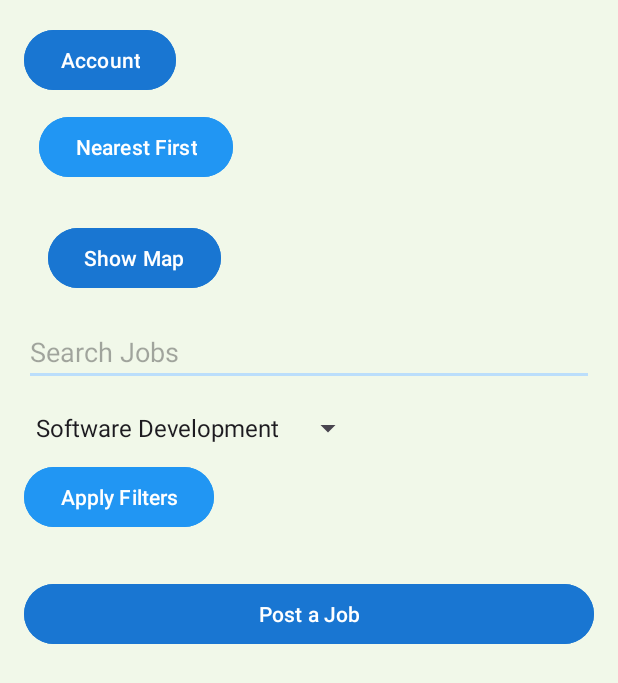
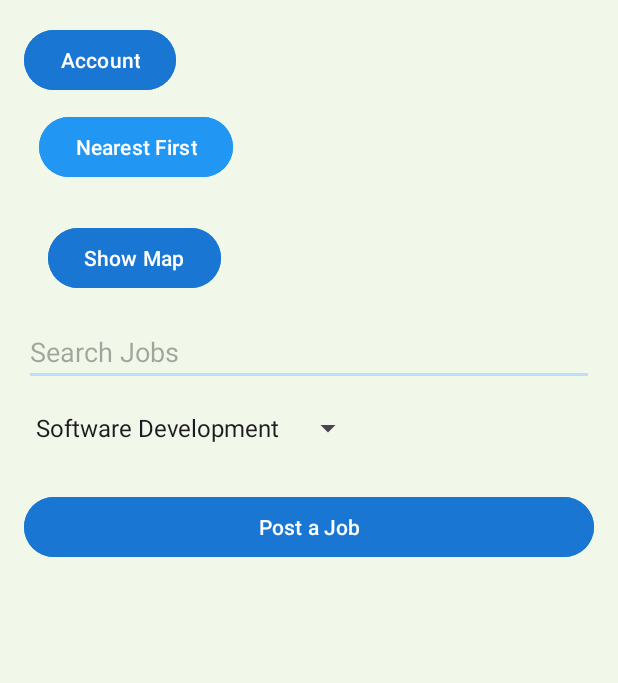
Before and after one commit to hayk548/LocalJobs, an Android app: the JobsActivity screen opened directly, with no data from a screen before it, on a phone screen of 412 x 824 dp. Shown: the top 683 px of the screen. Run offline under Robolectric (Android 15) with nearby library versions, the phone set to English and light mode, and no system bars; our stand-ins replace Firebase (no records; nobody signed in at launch, a user with empty details on screens opened directly).

Commit message:
changes in code

```diff
--- a/app/src/main/java/com/example/localjobs/AccountActivity.java
+++ b/app/src/main/java/com/example/localjobs/AccountActivity.java
@@ -37,7 +37,6 @@ public class AccountActivity extends AppCompatActivity {
         super.onCreate(savedInstanceState);
         setContentView(R.layout.activity_account);
 
-        // Initialize Firebase
         mAuth = FirebaseAuth.getInstance();
         db = FirebaseFirestore.getInstance();
         storage = FirebaseStorage.getInstance();
@@ -51,7 +50,6 @@ public class AccountActivity extends AppCompatActivity {
         btnUploadResume = findViewById(R.id.btnUploadResume);
         imageViewProfile = findViewById(R.id.imageViewProfile);
 
-        // Retrieve username from intent if available
         String usernameFromIntent = getIntent().getStringExtra("username");
 
         if (usernameFromIntent != null && !usernameFromIntent.isEmpty()) {
@@ -60,7 +58,6 @@ public class AccountActivity extends AppCompatActivity {
             loadUserData();
         }
 
-        // Update username
         btnSaveUsername.setOnClickListener(v -> {
             String username = editTextUsername.getText().toString().trim();
             if (!TextUtils.isEmpty(username)) {
@@ -70,7 +67,6 @@ public class AccountActivity extends AppCompatActivity {
             }
         });
 
-        // Change password
         btnChangePassword.setOnClickListener(v -> {
             String newPassword = editTextNewPassword.getText().toString().trim();
             if (!TextUtils.isEmpty(newPassword) && newPassword.length() >= 6) {
--- a/app/src/main/java/com/example/localjobs/Job.java
+++ b/app/src/main/java/com/example/localjobs/Job.java
@@ -5,17 +5,15 @@ public class Job {
     private String title;
     private String description;
     private String location;
-    private String category;  // Add category field
+    private String category;
     private String date;
     private String userId;
     private double latitude;
     private double longitude;
 
     public Job() {
-        // You can initialize the fields with default values if needed.
     }
 
-    // Constructor with all fields
     public Job(String jobId, String title, String description, String location, String date,
                String userId, double latitude, double longitude, String category) {
         this.jobId = jobId;
@@ -29,7 +27,6 @@ public class Job {
         this.category = category;
     }
 
-    // Getters and Setters
     public String getJobId() {
         return jobId;
     }
--- a/app/src/main/java/com/example/localjobs/JobAdapter.java
+++ b/app/src/main/java/com/example/localjobs/JobAdapter.java
@@ -34,7 +34,7 @@ public class JobAdapter extends RecyclerView.Adapter<JobAdapter.JobViewHolder> {
     }
     public void updateJobList(List<Job> updatedJobList) {
         this.jobList = updatedJobList;
-        notifyDataSetChanged();  // Notify the adapter that the data has changed
+        notifyDataSetChanged();
     }
 
     @Override
@@ -53,7 +53,6 @@ public class JobAdapter extends RecyclerView.Adapter<JobAdapter.JobViewHolder> {
             holder.jobDescription.setText(job.getDescription());
         }
 
-        // Show edit & delete buttons only for the job creator
         if (job.getUserId() != null && job.getUserId().equals(currentUserId)) {
             holder.editButton.setVisibility(View.VISIBLE);
             holder.deleteButton.setVisibility(View.VISIBLE);
@@ -62,27 +61,18 @@ public class JobAdapter extends RecyclerView.Adapter<JobAdapter.JobViewHolder> {
             holder.deleteButton.setVisibility(View.GONE);
         }
 
-
-        // Set up Apply button
         holder.applyButton.setOnClickListener(v -> {
-            // Handle job application (can navigate to a new activity or submit data)
         });
 
-        // Set up Edit button
         holder.editButton.setOnClickListener(v -> {
-            // Edit functionality (Open Edit Job Activity or directly edit)
-            // Example: Open an Edit Job Activity
             Intent editIntent = new Intent(context, EditJobActivity.class);
             editIntent.putExtra("jobId", job.getJobId());
             context.startActivity(editIntent);
         });
 
-        // Set up Delete button
         holder.deleteButton.setOnClickListener(v -> {
-            // Delete job from Firestore
             db.collection("jobs").document(job.getJobId()).delete()
                     .addOnSuccessListener(aVoid -> {
-                        // Remove from the list and notify adapter
                         jobList.remove(position);
                         notifyItemRemoved(position);
                         Toast.makeText(context, "Job deleted successfully", Toast.LENGTH_SHORT).show();
--- a/app/src/main/java/com/example/localjobs/JobsActivity.java
+++ b/app/src/main/java/com/example/localjobs/JobsActivity.java
@@ -7,7 +7,6 @@ import android.location.Location;
 import android.os.Bundle;
 import android.text.Editable;
 import android.text.TextWatcher;
-import android.util.Log;
 import android.view.View;
 import android.widget.AdapterView;
 import android.widget.Button;
@@ -21,10 +20,8 @@ import androidx.recyclerview.widget.LinearLayoutManager;
 import androidx.recyclerview.widget.RecyclerView;
 import com.google.android.gms.location.FusedLocationProviderClient;
 import com.google.android.gms.location.LocationServices;
-import com.google.firebase.auth.FirebaseAuth;
 import com.google.firebase.firestore.FirebaseFirestore;
 import com.google.firebase.firestore.QueryDocumentSnapshot;
-import com.google.firebase.messaging.FirebaseMessaging;
 
 import java.util.ArrayList;
 import java.util.List;
@@ -41,7 +38,7 @@ public class JobsActivity extends AppCompatActivity {
     private boolean sortByNearest = true;
     private static final int LOCATION_PERMISSION_REQUEST = 1;
     private EditText searchBar;
-    private Spinner filterSpinner; // Spinner for filtering by category
+    private Spinner filterSpinner;
 
     @Override
     protected void onCreate(Bundle savedInstanceState) {
@@ -53,7 +50,7 @@ public class JobsActivity extends AppCompatActivity {
         btnSortJobs = findViewById(R.id.btnSortJobs);
         jobsRecyclerView = findViewById(R.id.jobsRecyclerView);
         searchBar = findViewById(R.id.search_bar);
-        filterSpinner = findViewById(R.id.spinnerFilter); // Initialize the spinner
+        filterSpinner = findViewById(R.id.spinnerFilter);
 
         db = FirebaseFirestore.getInstance();
         jobList = new ArrayList<>();
@@ -83,14 +80,12 @@ public class JobsActivity extends AppCompatActivity {
             startActivity(intent);
         });
 
-        // Add text watcher for search functionality
         searchBar.addTextChangedListener(new TextWatcher() {
             @Override
             public void beforeTextChanged(CharSequence charSequence, int start, int count, int after) {}
 
             @Override
             public void onTextChanged(CharSequence charSequence, int start, int before, int count) {
-                // Trigger the search whenever the text changes
                 loadJobs();
             }
 
@@ -98,20 +93,16 @@ public class JobsActivity extends AppCompatActivity {
             public void afterTextChanged(Editable editable) {}
         });
 
-        // Add spinner item selection listener for filtering by category
         filterSpinner.setOnItemSelectedListener(new AdapterView.OnItemSelectedListener() {
             @Override
             public void onItemSelected(AdapterView<?> parentView, View selectedItemView, int position, long id) {
-                loadJobs(); // Load jobs whenever filter is selected
+                loadJobs();
             }
 
             @Override
-            public void onNothingSelected(AdapterView<?> parentView) {
-                // Do nothing if no filter is selected
-            }
+            public void onNothingSelected(AdapterView<?> parentView) {}
         });
 
-        // Populate the spinner with job categories (you can modify this list as needed)
         ArrayAdapter<CharSequence> adapter = ArrayAdapter.createFromResource(this,
                 R.array.job_categories, android.R.layout.simple_spinner_item);
         adapter.setDropDownViewResource(android.R.layout.simple_spinner_dropdown_item);
@@ -134,7 +125,7 @@ public class JobsActivity extends AppCompatActivity {
             if (location != null) {
                 userLat = location.getLatitude();
                 userLng = location.getLongitude();
-                loadJobs(); // Load jobs after getting location
+                loadJobs();
             }
         });
     }
@@ -148,20 +139,13 @@ public class JobsActivity extends AppCompatActivity {
                     jobList.add(job);
                 }
 
-                // Get the selected category from the spinner
                 String selectedCategory = filterSpinner.getSelectedItem().toString().toLowerCase().trim();
                 String searchQuery = searchBar.getText().toString().toLowerCase().trim();
 
-                // Log search and filter values to help with debugging
-                Log.d("JobSearch", "Search Query: " + searchQuery);
-                Log.d("JobSearch", "Selected Category: " + selectedCategory);
-
-                // Apply both search and filter conditions
                 List<Job> filteredList = new ArrayList<>();
                 for (Job job : jobList) {
                     boolean matchesSearch = false;
 
-                    // Null checks before calling toLowerCase()
                     if (job.getTitle() != null && job.getTitle().toLowerCase().contains(searchQuery)) {
                         matchesSearch = true;
                     } else if (job.getDescription() != null && job.getDescription().toLowerCase().contains(searchQuery)) {
@@ -170,40 +154,30 @@ public class JobsActivity extends AppCompatActivity {
                         matchesSearch = true;
                     }
 
-                    // Apply the category filter independently of the search
                     boolean matchesCategory = selectedCategory.equals("all") || (job.getCategory() != null && job.getCategory().toLowerCase().contains(selectedCategory));
 
-                    // If job matches either search or category filter, add it to the filtered list
                     if ((matchesSearch || searchQuery.isEmpty()) && matchesCategory) {
                         filteredList.add(job);
                     }
                 }
 
-                // If there is a search query or selected category, use the filtered list; otherwise, keep all jobs
                 if (!searchQuery.isEmpty() || !selectedCategory.equals("all")) {
                     jobList = filteredList;
                 }
 
-                // Sort jobs by distance
                 jobList.sort((job1, job2) -> {
                     double distance1 = calculateDistance(userLat, userLng, job1.getLatitude(), job1.getLongitude());
                     double distance2 = calculateDistance(userLat, userLng, job2.getLatitude(), job2.getLongitude());
                     return sortByNearest ? Double.compare(distance1, distance2) : Double.compare(distance2, distance1);
                 });
 
-                // Update the adapter with the filtered/sorted list
-                jobAdapter.updateJobList(jobList);  // Ensure you have a method like `updateJobList` in your adapter
-            } else {
-                Log.e("JobSearch", "Error loading jobs", task.getException());
+                jobAdapter.updateJobList(jobList);
             }
         });
     }
 
-
-
-
     private double calculateDistance(double userLat, double userLng, double jobLat, double jobLng) {
-        final int R = 6371; // Earth radius in km
+        final int R = 6371;
         double latDistance = Math.toRadians(jobLat - userLat);
         double lonDistance = Math.toRadians(jobLng - userLng);
         double a = Math.sin(latDistance / 2) * Math.sin(latDistance / 2)
--- a/app/src/main/java/com/example/localjobs/MainActivity.java
+++ b/app/src/main/java/com/example/localjobs/MainActivity.java
@@ -90,12 +90,10 @@ public class MainActivity extends AppCompatActivity {
                             db.collection("users").document(userId).get()
                                     .addOnSuccessListener(documentSnapshot -> {
                                         if (documentSnapshot.exists()) {
-                                            // User exists, proceed to JobsActivity
                                             Intent intent = new Intent(MainActivity.this, JobsActivity.class);
                                             startActivity(intent);
                                             finish();
                                         } else {
-                                            // User does not exist, create user document
                                             createUserDocument(userId, userEmail);
                                             Intent intent = new Intent(MainActivity.this, JobsActivity.class);
                                             startActivity(intent);
@@ -145,7 +143,7 @@ public class MainActivity extends AppCompatActivity {
         }
     }
     private void createUserDocument(String userId, String email) {
-        User newUser = new User(userId, email, ""); // You can add a username or other fields if needed
+        User newUser = new User(userId, email, "");
         Log.d("MainActivity", "Creating user document for " + userId);
 
         db.collection("users").document(userId)
--- a/app/src/main/java/com/example/localjobs/SignUpActivity.java
+++ b/app/src/main/java/com/example/localjobs/SignUpActivity.java
@@ -31,7 +31,7 @@ public class SignUpActivity extends AppCompatActivity {
 
         email = findViewById(R.id.email);
         password = findViewById(R.id.password);
-        confirmPassword = findViewById(R.id.confirmPassword); // Confirm password field
+        confirmPassword = findViewById(R.id.confirmPassword);
         signupButton = findViewById(R.id.signupButton);
 
         db = FirebaseFirestore.getInstance();
--- a/app/src/main/java/com/example/localjobs/User.java
+++ b/app/src/main/java/com/example/localjobs/User.java
@@ -6,18 +6,16 @@ public class User {
     private String username;
     private String profileImage;
 
-    // Default constructor required for Firestore
     public User() {
+
     }
 
-    // Constructor to initialize user data
     public User(String userId, String username, String profileImage) {
         this.userId = userId;
         this.username = username;
         this.profileImage = profileImage;
     }
 
-    // Getters and setters for each field
     public String getUserId() {
         return userId;
     }
--- a/app/src/main/java/com/example/localjobs/WaitingForEmailActivity.java
+++ b/app/src/main/java/com/example/localjobs/WaitingForEmailActivity.java
@@ -72,7 +72,7 @@ public class WaitingForEmailActivity extends AppCompatActivity {
         user.reload().addOnCompleteListener(task -> {
             if (user.isEmailVerified()) {
                 Toast.makeText(this, "Email Verified!", Toast.LENGTH_SHORT).show();
-                startActivity(new Intent(this, MainActivity.class)); // Go to next activity
+                startActivity(new Intent(this, MainActivity.class));
                 finish();
             } else {
                 Toast.makeText(this, "Email Not Verified. Please check your inbox.", Toast.LENGTH_SHORT).show();
--- a/app/src/main/res/layout/activity_edit_job.xml
+++ b/app/src/main/res/layout/activity_edit_job.xml
@@ -5,7 +5,6 @@
     android:background="#F1F8E9"
     android:padding="16dp">
 
-    <!-- Job Title EditText -->
     <EditText
         android:id="@+id/titleEditText"
         android:layout_width="match_parent"
@@ -14,7 +13,6 @@
         android:textColor="#000000"
         android:backgroundTint="#BBDEFB" />
 
-    <!-- Job Description EditText -->
     <EditText
         android:id="@+id/descriptionEditText"
         android:layout_width="match_parent"
@@ -23,7 +21,7 @@
         android:textColor="#000000"
         android:backgroundTint="#BBDEFB" />
 
-    <!-- Job Category EditText -->
+
     <EditText
         android:id="@+id/categoryEditText"
         android:layout_width="match_parent"
@@ -32,7 +30,6 @@
         android:textColor="#000000"
         android:backgroundTint="#BBDEFB" />
 
-    <!-- Save Changes Button -->
     <Button
         android:id="@+id/saveButton"
         android:layout_width="match_parent"
--- a/app/src/main/res/layout/activity_jobs.xml
+++ b/app/src/main/res/layout/activity_jobs.xml
@@ -5,7 +5,6 @@
     android:background="#F1F8E9"
     android:padding="16dp">
 
-    <!-- Account Button -->
     <Button
         android:id="@+id/accountButton"
         android:layout_width="wrap_content"
@@ -14,7 +13,6 @@
         android:textColor="#FFFFFF"
         android:backgroundTint="#1976D2" />
 
-    <!-- Nearest First Button -->
     <Button
         android:id="@+id/btnSortJobs"
         android:layout_width="wrap_content"
@@ -24,7 +22,6 @@
         android:backgroundTint="#2196F3"
         android:layout_margin="10dp" />
 
-    <!-- Show Map Button -->
     <Button
         android:id="@+id/openMapButton"
         android:layout_width="wrap_content"
@@ -35,7 +32,6 @@
         android:layout_margin="16dp"
         android:layout_marginLeft="0dp" />
 
-    <!-- Search Bar -->
     <EditText
         android:id="@+id/search_bar"
         android:layout_width="match_parent"
@@ -45,24 +41,12 @@
         android:backgroundTint="#BBDEFB"
         android:inputType="text" />
 
-    <!-- Filter Spinner -->
     <Spinner
         android:id="@+id/spinnerFilter"
         android:layout_width="wrap_content"
         android:layout_height="wrap_content"
         android:layout_marginTop="16dp" />
 
-    <!-- Apply Filters Button -->
-    <Button
-        android:id="@+id/btnApplyFilters"
-        android:layout_width="wrap_content"
-        android:layout_height="wrap_content"
-        android:text="Apply Filters"
-        android:textColor="#FFFFFF"
-        android:backgroundTint="#2196F3"
-        android:layout_marginTop="10dp" />
-
-    <!-- Post a Job Button -->
     <Button
         android:id="@+id/postJobButton"
         android:layout_width="match_parent"
@@ -72,7 +56,6 @@
         android:backgroundTint="#1976D2"
         android:layout_marginTop="30dp" />
 
-    <!-- RecyclerView for Jobs -->
     <androidx.recyclerview.widget.RecyclerView
         android:id="@+id/jobsRecyclerView"
         android:layout_width="match_parent"
--- a/app/src/main/res/layout/activity_main.xml
+++ b/app/src/main/res/layout/activity_main.xml
@@ -6,7 +6,6 @@
     android:padding="24dp"
     android:background="#F1F8E9">
 
-    <!-- Email EditText -->
     <EditText
         android:id="@+id/email"
         android:layout_width="match_parent"
@@ -18,7 +17,6 @@
         android:padding="16dp"
         android:layout_marginBottom="16dp"/>
 
-    <!-- Password EditText -->
     <EditText
         android:id="@+id/password"
         android:layout_width="match_parent"
@@ -30,7 +28,6 @@
         android:padding="16dp"
         android:layout_marginBottom="16dp"/>
 
-    <!-- Remember Me Checkbox -->
     <CheckBox
         android:id="@+id/rememberMeCheckbox"
         android:layout_width="wrap_content"
@@ -39,7 +36,6 @@
         android:textColor="#1976D2"
         android:layout_marginBottom="24dp"/>
 
-    <!-- Login Button -->
     <Button
         android:id="@+id/loginButton"
         android:layout_width="match_parent"
@@ -50,7 +46,6 @@
         android:padding="16dp"
         android:layout_marginBottom="16dp"/>
 
-    <!-- Sign Up Button -->
     <Button
         android:id="@+id/signupButton"
         android:layout_width="match_parent"
--- a/app/src/main/res/layout/activity_post_job.xml
+++ b/app/src/main/res/layout/activity_post_job.xml
@@ -7,7 +7,6 @@
     android:padding="24dp"
     android:background="#F1F8E9">
 
-    <!-- Job Title EditText -->
     <EditText
         android:id="@+id/jobTitle"
         android:layout_width="match_parent"
@@ -18,7 +17,6 @@
         android:padding="16dp"
         android:layout_marginBottom="16dp" />
 
-    <!-- Job Description EditText -->
     <EditText
         android:id="@+id/jobDescription"
         android:layout_width="match_parent"
@@ -29,7 +27,6 @@
         android:padding="16dp"
         android:layout_marginBottom="16dp" />
 
-    <!-- Job Location EditText -->
     <EditText
         android:id="@+id/jobLocation"
         android:layout_width="match_parent"
@@ -40,7 +37,6 @@
         android:padding="16dp"
         android:layout_marginBottom="16dp" />
 
-    <!-- Job Date EditText -->
     <EditText
         android:id="@+id/jobDate"
         android:layout_width="match_parent"
@@ -52,14 +48,12 @@
         android:padding="16dp"
         android:layout_marginBottom="16dp" />
 
-    <!-- Job Category Spinner -->
     <Spinner
         android:id="@+id/job_category"
         android:layout_width="match_parent"
         android:layout_height="wrap_content"
         android:layout_marginBottom="16dp" />
 
-    <!-- Post Job Button -->
     <Button
         android:id="@+id/postJobButton"
         android:layout_width="match_parent"
--- a/app/src/main/res/layout/activity_signup.xml
+++ b/app/src/main/res/layout/activity_signup.xml
@@ -6,7 +6,6 @@
     android:padding="24dp"
     android:background="#F1F8E9">
 
-    <!-- Email EditText -->
     <EditText
         android:id="@+id/email"
         android:layout_width="match_parent"
@@ -17,7 +16,6 @@
         android:padding="16dp"
         android:layout_marginBottom="16dp" />
 
-    <!-- Password EditText -->
     <EditText
         android:id="@+id/password"
         android:layout_width="match_parent"
@@ -29,7 +27,6 @@
         android:padding="16dp"
         android:layout_marginBottom="16dp" />
 
-    <!-- Confirm Password EditText -->
     <EditText
         android:id="@+id/confirmPassword"
         android:layout_width="match_parent"
@@ -41,7 +38,6 @@
         android:padding="16dp"
         android:layout_marginBottom="16dp" />
 
-    <!-- Sign Up Button -->
     <Button
         android:id="@+id/signupButton"
         android:layout_width="match_parent"
--- a/app/src/main/res/layout/activity_waiting_for_email.xml
+++ b/app/src/main/res/layout/activity_waiting_for_email.xml
@@ -5,7 +5,6 @@
     android:padding="24dp"
     android:background="#F1F8E9">
 
-    <!-- Waiting Text -->
     <TextView
         android:id="@+id/tvWaiting"
         android:layout_width="wrap_content"
@@ -16,7 +15,6 @@
         android:layout_centerHorizontal="true"
         android:layout_marginTop="50dp" />
 
-    <!-- ProgressBar -->
     <ProgressBar
         android:id="@+id/progressBar"
         android:layout_width="wrap_content"
@@ -26,7 +24,6 @@
         android:layout_marginTop="20dp"
         android:indeterminateTint="#1976D2"/>
 
-    <!-- Timer Text -->
     <TextView
         android:id="@+id/timerTextView"
         android:layout_width="wrap_content"
@@ -38,7 +35,6 @@
         android:layout_below="@id/progressBar"
         android:layout_marginTop="20dp" />
 
-    <!-- Check Verification Button -->
     <Button
         android:id="@+id/checkVerificationButton"
         android:layout_width="wrap_content"
@@ -52,7 +48,6 @@
         android:layout_below="@id/timerTextView"
         android:layout_marginTop="20dp" />
 
-    <!-- Resend Email Button -->
     <Button
         android:id="@+id/resendEmailButton"
         android:layout_width="wrap_content"
--- a/app/src/main/res/layout/item_job.xml
+++ b/app/src/main/res/layout/item_job.xml
@@ -7,7 +7,6 @@
     android:background="#FFFFFF"
     android:elevation="2dp">
 
-    <!-- Job Title -->
     <TextView
         android:id="@+id/jobTitle"
         android:layout_width="wrap_content"
@@ -18,7 +17,6 @@
         android:textStyle="bold"
         android:layout_marginBottom="6dp" />
 
-    <!-- Job Category -->
     <TextView
         android:id="@+id/jobCategory"
         android:layout_width="wrap_content"
@@ -28,7 +26,6 @@
         android:textColor="#888888"
         android:layout_marginBottom="6dp" />
 
-    <!-- Job Description -->
     <TextView
         android:id="@+id/jobDescription"
         android:layout_width="wrap_content"
@@ -38,7 +35,6 @@
         android:textColor="#333333"
         android:layout_marginBottom="12dp" />
 
-    <!-- Apply Button -->
     <Button
         android:id="@+id/applyButton"
         android:layout_width="match_parent"
@@ -50,7 +46,6 @@
         android:layout_marginBottom="10dp"
         android:layout_gravity="center"/>
 
-    <!-- Edit Button -->
     <Button
         android:id="@+id/editButton"
         android:layout_width="match_parent"
@@ -62,7 +57,6 @@
         android:layout_marginBottom="10dp"
         android:layout_gravity="center"/>
 
-    <!-- Delete Button -->
     <Button
         android:id="@+id/deleteButton"
         android:layout_width="match_parent"
```
Also changed, not shown: app/src/main/java/com/example/localjobs/EditJobActivity.java (+1 -6 lines), app/src/main/java/com/example/localjobs/MapsActivity.java (+3 -11 lines), app/src/main/res/layout/activity_account.xml (+0 -11 lines).
